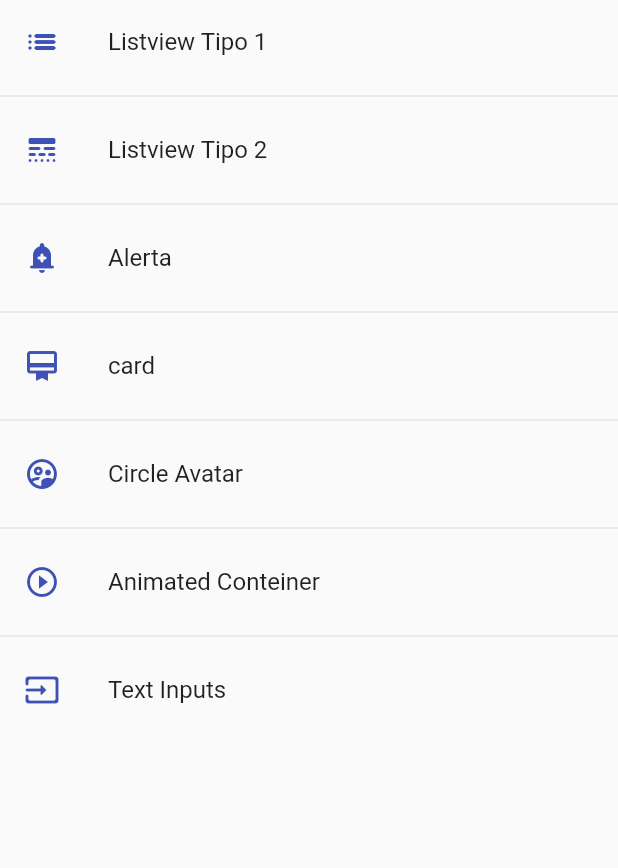
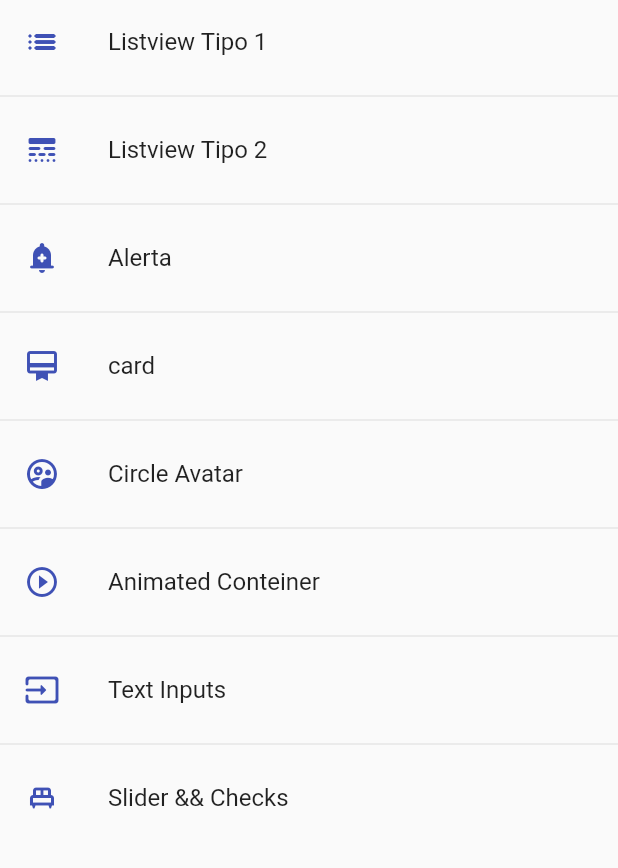
Before and after one commit to CarlosAvilesG/Flutter_Componentes, a Flutter app: the screen it shows after launch, on a phone screen of 412 x 824 dp, the part 84-952 px from its top. Run offline on Flutter 3.47's test engine with Material 2 defaults, Android fonts, the phone set to English and light mode, and no system bars.

Commit message:
94-Widget-Slider

```diff
--- a/lib/router/app_routes.dart
+++ b/lib/router/app_routes.dart
@@ -1,4 +1,5 @@
 import 'package:fl_components/models/models.dart';
+import 'package:fl_components/screens/slider_screen.dart';
 import 'package:flutter/material.dart';
 import 'package:fl_components/screens/screens.dart';
 
@@ -55,6 +56,12 @@ class AppRoutes {
       name: 'Text Inputs',
       screen: const InputsScreen(),
     ),
+    MenuOption(
+      route: 'Slider',
+      icon: Icons.single_bed_outlined,
+      name: 'Slider && Checks',
+      screen: const SliderScreen(),
+    ),
   ];
 
   static Map<String, Widget Function(BuildContext)> getAppRoutes() {
--- a/lib/screens/screens.dart
+++ b/lib/screens/screens.dart
@@ -1,3 +1,4 @@
+export 'package:fl_components/screens/silder_screen.dart';
 export 'package:fl_components/screens/listview2_screen.dart';
 export 'package:fl_components/screens/listview1_screen.dart';
 export 'package:fl_components/screens/inputs_screen.dart';
```
Also changed, not shown: lib/screens/slider_screen.dart (added, +46 -0 lines).
